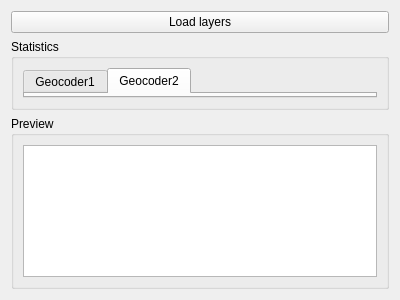
Above: qgisplugin/anncsu_manager/resources/ui/wizard_evaluate_geocode_page.ui from anncsu-open/anncsu-manager before the change. Below: the same form after it.
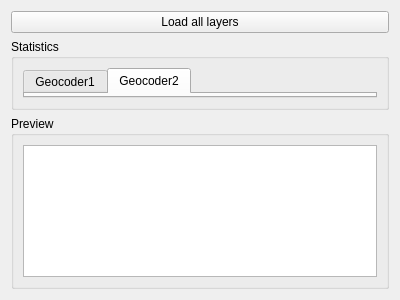
That is the form after the change.

Commit message: added draft of the evaluation step

```diff
--- a/qgisplugin/anncsu_manager/resources/ui/wizard_evaluate_geocode_page.ui
+++ b/qgisplugin/anncsu_manager/resources/ui/wizard_evaluate_geocode_page.ui
@@ -26,7 +26,7 @@
    <item>
     <widget class="QPushButton" name="load_layers">
      <property name="text">
-      <string>Load layers</string>
+      <string>Load all layers</string>
      </property>
     </widget>
    </item>
```
Left out of the diff: 2 changed lines with no effect on the pictures. The commit also changes 2 other files.
